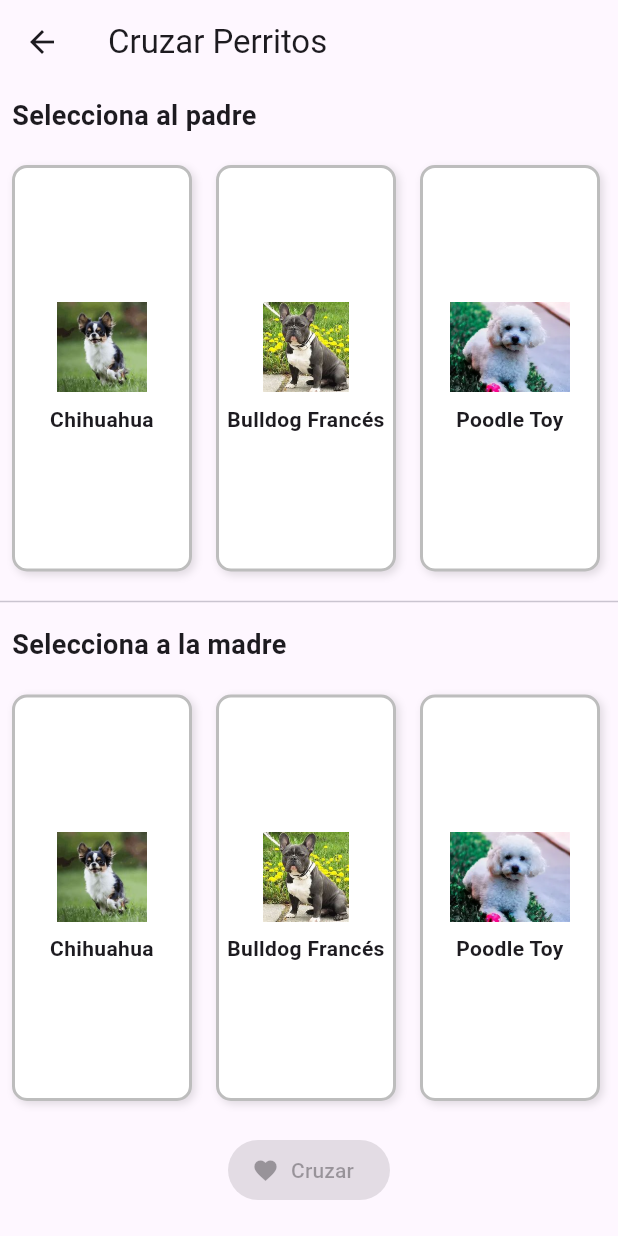
After one commit to XaenNn1/perredex, a Flutter app: the screen it shows after launch, after a tap on the "favorite" icon, on a phone screen of 412 x 824 dp. The commit adds this screen. Run offline on Flutter 3.47's test engine with Material 3 defaults, Android fonts, the phone set to English and light mode, and no system bars; our stand-ins replace get.

Commit message:
Añadido Boton Cruzar

```diff
--- /dev/null
+++ b/lib/pages/CruzaScreen.dart
@@ -0,0 +1,148 @@
+import 'package:flutter/material.dart';
+
+class CruzaScreen extends StatefulWidget {
+  final List<Map<String, dynamic>> razas;
+
+  const CruzaScreen({super.key, required this.razas});
+
+  @override
+  State<CruzaScreen> createState() => _CruzaScreenState();
+}
+
+class _CruzaScreenState extends State<CruzaScreen> {
+  Map<String, dynamic>? padre;
+  Map<String, dynamic>? madre;
+
+  @override
+  Widget build(BuildContext context) {
+    return Scaffold(
+      appBar: AppBar(title: Text('Cruzar Perritos')),
+      body: Column(
+        children: [
+          Expanded(child: _buildSelector('Selecciona al padre', true)),
+          Divider(),
+          Expanded(child: _buildSelector('Selecciona a la madre', false)),
+          SizedBox(height: 10),
+          ElevatedButton.icon(
+            onPressed: (padre != null && madre != null)
+                ? () {
+              final cachorro = _cruzarPerros(padre!, madre!);
+              _mostrarResultado(context, cachorro);
+            }
+                : null,
+            icon: Icon(Icons.favorite),
+            label: Text('Cruzar'),
+            style: ElevatedButton.styleFrom(
+              backgroundColor: Colors.green,
+              foregroundColor: Colors.white,
+            ),
+          ),
+          SizedBox(height: 20),
+        ],
+      ),
+    );
+  }
+
+  Widget _buildSelector(String titulo, bool esPadre) {
+    return Column(
+      crossAxisAlignment: CrossAxisAlignment.start,
+      children: [
+        Padding(
+          padding: const EdgeInsets.all(8.0),
+          child: Text(titulo,
+              style: TextStyle(fontSize: 18, fontWeight: FontWeight.bold)),
+        ),
+        Expanded(
+          child: ListView.builder(
+            scrollDirection: Axis.horizontal,
+            itemCount: widget.razas.length,
+            itemBuilder: (context, index) {
+              final raza = widget.razas[index];
+              final seleccionada = (esPadre && padre == raza) || (!esPadre && madre == raza);
+
+              return GestureDetector(
+                onTap: () {
+                  setState(() {
+                    if (esPadre) {
+                      padre = raza;
+                    } else {
+                      madre = raza;
+                    }
+                  });
+                },
+                child: Container(
+                  width: 120,
+                  margin: EdgeInsets.symmetric(horizontal: 8, vertical: 12),
+                  decoration: BoxDecoration(
+                    border: Border.all(
+                      color: seleccionada ? Colors.green : Colors.grey.shade400,
+                      width: 2,
+                    ),
+                    borderRadius: BorderRadius.circular(10),
+                    color: Colors.white,
+                    boxShadow: [
+                      BoxShadow(
+                        color: Colors.black12,
+                        blurRadius: 4,
+                        offset: Offset(2, 2),
+                      )
+                    ],
+                  ),
+                  child: Column(
+                    mainAxisAlignment: MainAxisAlignment.center,
+                    children: [
+                      Image.asset(
+                        raza['Link Imagen'] ?? '',
+                        height: 60,
+                        errorBuilder: (context, _, __) => Icon(Icons.error),
+                      ),
+                      SizedBox(height: 8),
+                      Text(
+                        raza['Raza'] ?? '',
+                        textAlign: TextAlign.center,
+                        style: TextStyle(fontWeight: FontWeight.bold),
+                      ),
+                    ],
+                  ),
+                ),
+              );
+            },
+          ),
+        ),
+      ],
+    );
+  }
+
+  Map<String, dynamic> _cruzarPerros(Map<String, dynamic> padre, Map<String, dynamic> madre) {
+    return {
+      'Raza': 'Cachorro de ${padre['Raza']} + ${madre['Raza']}',
+      'Link Imagen': padre['Link Imagen'] ?? madre['Link Imagen'],
+      'Color': '${padre['Color'] ?? '??'} + ${madre['Color'] ?? '??'}',
+      'Tamaño': '${padre['Tamaño'] ?? '??'} / ${madre['Tamaño'] ?? '??'}',
+    };
+  }
+
+  void _mostrarResultado(BuildContext context, Map<String, dynamic> cachorro) {
+    showDialog(
+      context: context,
+      builder: (_) => AlertDialog(
+        title: Text(cachorro['Raza']),
+        content: Column(
+          mainAxisSize: MainAxisSize.min,
+          children: [
+            Image.asset(cachorro['Link Imagen'] ?? '', height: 100),
+            SizedBox(height: 10),
+            Text("Color: ${cachorro['Color']}"),
+            Text("Tamaño: ${cachorro['Tamaño']}"),
+          ],
+        ),
+        actions: [
+          TextButton(
+            onPressed: () => Navigator.pop(context),
+            child: Text('Cerrar'),
+          )
+        ],
+      ),
+    );
+  }
+}
--- a/lib/pages/HomeScreen.dart
+++ b/lib/pages/HomeScreen.dart
@@ -1,6 +1,7 @@
 import 'package:flutter/material.dart';
 import 'package:perredex/pages/DetailsScreen.dart';
-import '../razas_provider.dart'; // Importa tu método para cargar razas
+import 'package:perredex/pages/CruzaScreen.dart'; // Asegúrate de crear este archivo
+import '../razas_provider.dart';
 
 class HomeScreen extends StatefulWidget {
   const HomeScreen({super.key});
@@ -28,6 +29,19 @@ class _HomeScreenState extends State<HomeScreen> {
 
     return Scaffold(
       backgroundColor: Colors.white,
+      floatingActionButton: FloatingActionButton(
+        onPressed: () {
+          if (razas.isNotEmpty) {
+            Navigator.push(
+              context,
+              MaterialPageRoute(builder: (_) => CruzaScreen(razas: razas)),
+            );
+          }
+        },
+        backgroundColor: Colors.green,
+        tooltip: 'Cruzar perritos',
+        child: Icon(Icons.favorite),
+      ),
       body: Stack(
         children: [
           _fondo(),
@@ -57,8 +71,8 @@ class _HomeScreenState extends State<HomeScreen> {
                             child: SafeArea(
                               child: Container(
                                 decoration: BoxDecoration(
-                                  borderRadius:
-                                  BorderRadius.all(Radius.circular(25)),
+                                  borderRadius: BorderRadius.all(
+                                      Radius.circular(25)),
                                   color: Colors.greenAccent,
                                 ),
                                 child: Stack(
```
Also changed, not shown: 4 other files.
